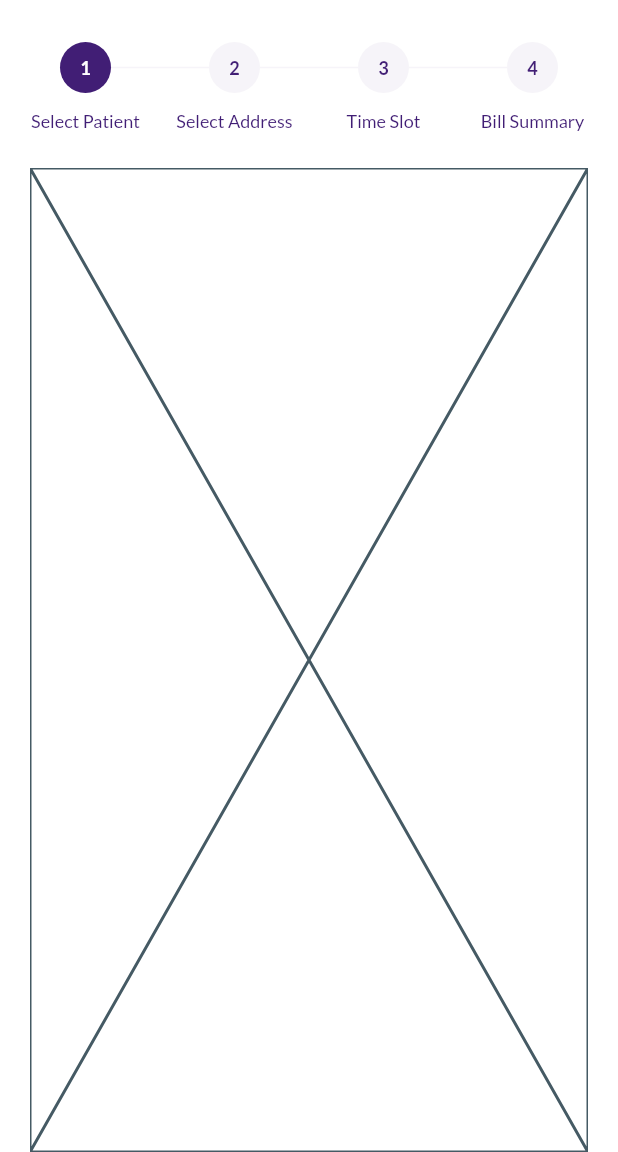
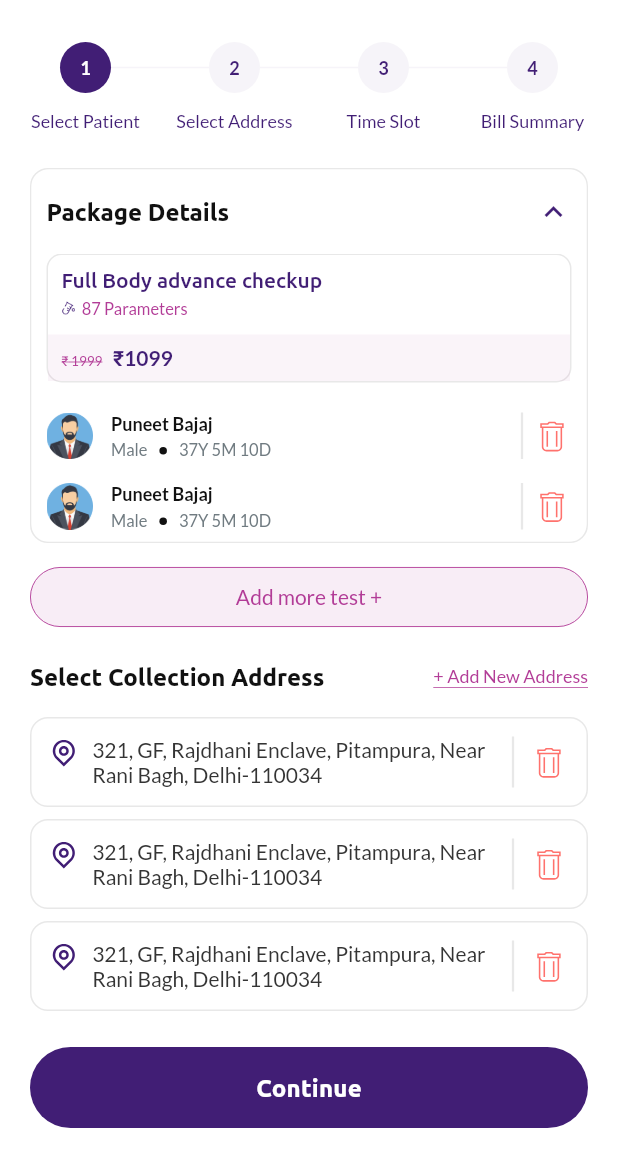
Before and after one commit to info-qrishealth/qris-app-flutter, a Flutter app: the CartScreen screen opened directly, swiped to page 2, on a phone screen of 412 x 824 dp, the part 84-1236 px from its top. Run offline on Flutter 3.47's test engine with Material 3 defaults, Android fonts, the phone set to English and light mode, and no system bars; our stand-ins replace dotted_border, flutter_svg, get, pin_code_fields.

Commit message:
select_address_tab.dart ui added.

```diff
--- /dev/null
+++ b/lib/modules/cart_module/components/patient_tile_layout.dart
@@ -0,0 +1,47 @@
+import 'package:flutter/material.dart';
+import 'package:get/get.dart';
+
+import '../../../styles/app_colors.dart';
+
+class PatientTileLayout extends StatelessWidget {
+  final List<Widget>? actions;
+  const PatientTileLayout({super.key, this.actions});
+
+  @override
+  Widget build(BuildContext context) {
+    final textTheme = Get.textTheme;
+
+    return IntrinsicHeight(
+        child: Row(crossAxisAlignment: CrossAxisAlignment.stretch, children: [
+      Image.asset('assets/images/placeholders/male_placeholder.png',
+          height: 24),
+      SizedBox(width: 12),
+      Expanded(
+          child:
+              Column(crossAxisAlignment: CrossAxisAlignment.stretch, children: [
+        Text('Puneet Bajaj',
+            style: textTheme.bodySmall!.copyWith(fontWeight: FontWeight.w600)),
+        SizedBox(height: 4),
+        Row(children: [
+          Text('Male',
+              style: textTheme.labelSmall!.copyWith(
+                  fontWeight: FontWeight.w400,
+                  color: AppColors.lightSubTextColor)),
+          SizedBox(width: 8),
+          Container(
+              margin: EdgeInsets.only(top: 2),
+              height: 5,
+              width: 5,
+              decoration: BoxDecoration(
+                  color: AppColors.black, shape: BoxShape.circle)),
+          SizedBox(width: 8),
+          Text('37Y 5M 10D',
+              style: textTheme.labelSmall!.copyWith(
+                  fontWeight: FontWeight.w400,
+                  color: AppColors.lightSubTextColor)),
+        ]),
+      ])),
+      if (actions != null) Row(children: actions!)
+    ]));
+  }
+}
--- a/lib/modules/cart_module/screens/cart_screen.dart
+++ b/lib/modules/cart_module/screens/cart_screen.dart
@@ -44,7 +44,9 @@ class _CartScreenState extends State<CartScreen> {
                             SelectPatientTab(onContinue: () {
                               _animateToPage(pageIndex: 1);
                             }),
-                            SelectAddressTab(),
+                            SelectAddressTab(onContinue: () {
+                              _animateToPage(pageIndex: 2);
+                            }),
                             TimeSlotTab(),
                             BillSummaryTab()
                           ])),
--- a/lib/modules/cart_module/screens/tabs/select_address_tab.dart
+++ b/lib/modules/cart_module/screens/tabs/select_address_tab.dart
@@ -1,15 +1,114 @@
 import 'package:flutter/material.dart';
+import 'package:flutter_svg/flutter_svg.dart';
+import 'package:get/get.dart';
+import 'package:qris_health/constants/app_constants.dart';
+import 'package:qris_health/modules/address_module/components/add_address_bottom_sheet.dart';
+import 'package:qris_health/modules/address_module/components/address_list_tile.dart';
+import 'package:qris_health/modules/home_module/components/package_list_tile.dart';
+import 'package:qris_health/shared/components/heading_text.dart';
+import 'package:qris_health/shared/components/underline_text.dart';
+import 'package:qris_health/styles/app_colors.dart';
+
+import '../../components/patient_tile_layout.dart';
 
 class SelectAddressTab extends StatefulWidget {
-  const SelectAddressTab({super.key});
+  final Function() onContinue;
+  const SelectAddressTab({super.key, required this.onContinue});
 
   @override
   State<SelectAddressTab> createState() => _SelectAddressTabState();
 }
 
 class _SelectAddressTabState extends State<SelectAddressTab> {
+  final _textTheme = Get.textTheme;
+
   @override
   Widget build(BuildContext context) {
-    return const Placeholder();
+    return Column(crossAxisAlignment: CrossAxisAlignment.stretch, children: [
+      Expanded(
+          child: ListView(physics: BouncingScrollPhysics(), children: [
+        Container(
+            decoration: BoxDecoration(
+                borderRadius: BorderRadius.circular(12),
+                border: Border.all(color: Colors.black.withOpacity(0.09))),
+            child: ExpansionTile(
+                shape: RoundedRectangleBorder(
+                    borderRadius: BorderRadius.circular(12)),
+                backgroundColor: Colors.white,
+                initiallyExpanded: true,
+                tilePadding: EdgeInsets.symmetric(horizontal: 10),
+                iconColor: AppColors.primaryBlue,
+                title: HeadingText(text: 'Package Details'),
+                childrenPadding: EdgeInsets.symmetric(horizontal: 10),
+                children: [
+                  ...List.generate(1, (index) {
+                    return Column(children: [
+                      PackageListTile(
+                          onSeeDetailsTap: null, onBookNowTap: null),
+                      SizedBox(height: 12),
+                      ...List.generate(2, (index) {
+                        return Padding(
+                            padding: const EdgeInsets.symmetric(vertical: 8),
+                            child: PatientTileLayout(actions: [
+                              VerticalDivider(
+                                  color: Colors.black.withOpacity(0.09),
+                                  thickness: 1.5),
+                              SvgPicture.asset(
+                                  'assets/images/icons/delete_icon.svg')
+                            ]));
+                      }),
+                    ]);
+                  }),
+                ])),
+        SizedBox(height: 16),
+        SizedBox(
+            height: 40,
+            child: OutlinedButton(
+                style: OutlinedButton.styleFrom(
+                    side: BorderSide(width: 0.6, color: AppColors.primaryPink),
+                    backgroundColor: AppColors.primaryPink.withOpacity(0.09)),
+                onPressed: () {},
+                child: Text('Add more test +',
+                    style: _textTheme.bodyLarge!.copyWith(
+                        fontWeight: FontWeight.w400,
+                        color: AppColors.primaryPink)))),
+        SizedBox(height: 24),
+        Row(children: [
+          Expanded(child: HeadingText(text: 'Select Collection Address')),
+          InkWell(
+              onTap: () async {
+                await showModalBottomSheet(
+                    context: context,
+                    constraints: AppConstants.bottomSheetConstraints,
+                    isScrollControlled: true,
+                    builder: (context) => AddAddressBottomSheet());
+              },
+              child: UnderlineText(
+                  text: '+ Add New Address',
+                  underlineColor: AppColors.primaryPink,
+                  style: _textTheme.bodySmall!.copyWith(
+                      fontWeight: FontWeight.w500,
+                      color: AppColors.primaryPink))),
+        ]),
+        SizedBox(height: 18),
+        ListView.separated(
+            shrinkWrap: true,
+            physics: NeverScrollableScrollPhysics(),
+            itemBuilder: (context, index) {
+              return AddressListTile();
+            },
+            separatorBuilder: (context, index) {
+              return SizedBox(height: 8);
+            },
+            itemCount: 4),
+      ])),
+      SizedBox(height: 16),
+      ElevatedButton(
+          onPressed: widget.onContinue,
+          style:
+              ElevatedButton.styleFrom(backgroundColor: AppColors.primaryBlue),
+          child: Text('Continue')),
+      SizedBox(height: 16),
+    ]);
   }
 }
--- a/lib/modules/home_module/components/package_list_tile.dart
+++ b/lib/modules/home_module/components/package_list_tile.dart
@@ -12,12 +12,14 @@ class PackageListTile extends StatelessWidget {
   final String? description;
   final Function()? onSeeDetailsTap;
   final Function()? onBookNowTap;
+  final Widget? actions;
 
   PackageListTile(
       {super.key,
       this.description,
       required this.onSeeDetailsTap,
-      required this.onBookNowTap});
+      required this.onBookNowTap,
+      this.actions});
   final _textTheme = Get.textTheme;
 
   @override
```
